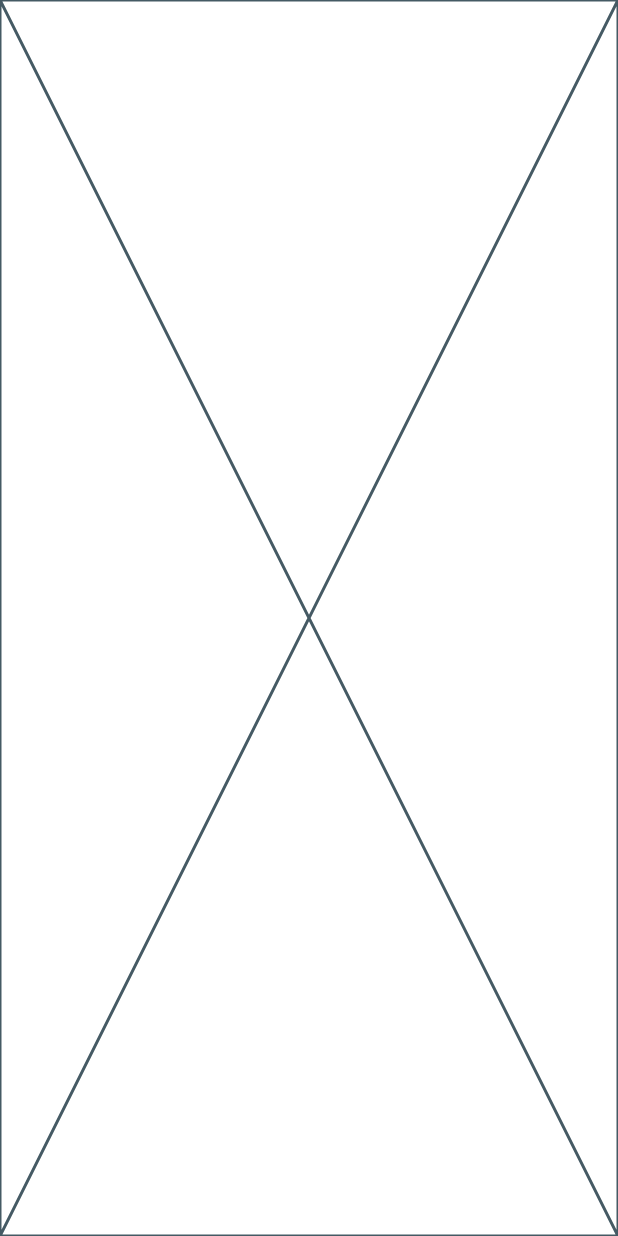
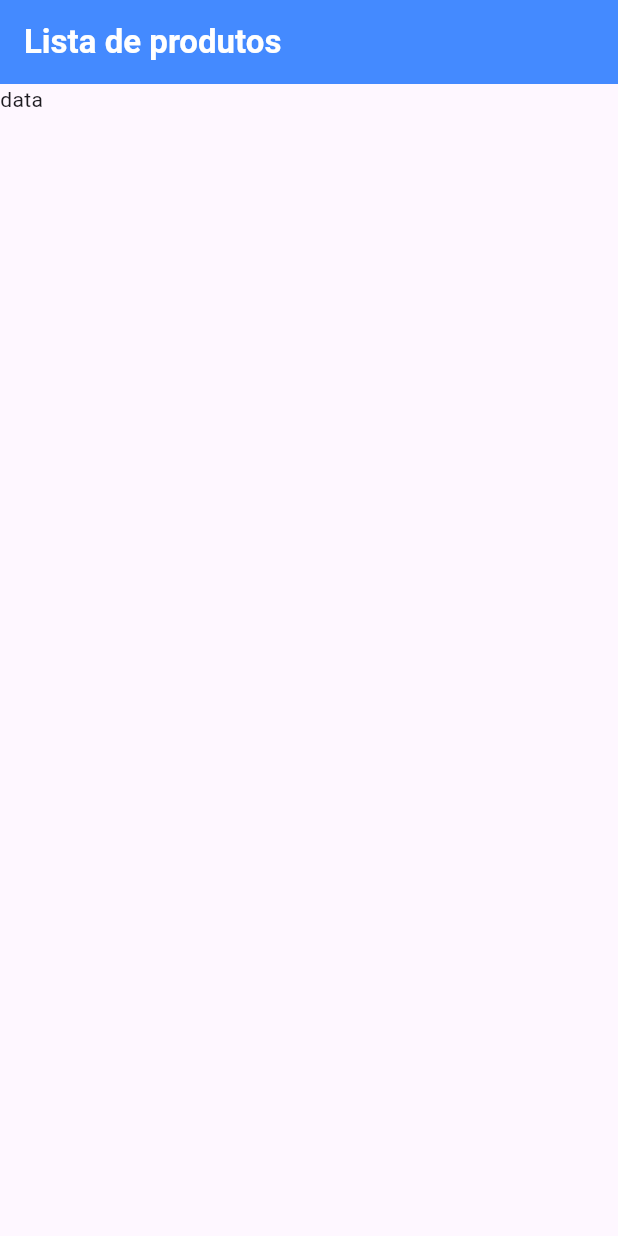
Before and after one commit to Miguel-Luis-1/ArmazemProjectF, a Flutter app: the screen it shows after launch, on a phone screen of 412 x 824 dp. Run offline on Flutter 3.47's test engine with Material 3 defaults, Android fonts, the phone set to English and light mode, and no system bars.

Commit message:
Ajustes no main
* Ajustes no código do main;
* Criação de uma pequena base.

```diff
--- a/lib/app/home/homePage.dart
+++ b/lib/app/home/homePage.dart
@@ -10,6 +10,22 @@ class HomePage extends StatefulWidget {
 class _HomePageState extends State<HomePage> {
   @override
   Widget build(BuildContext context) {
-    return const Placeholder();
+     return Scaffold(
+      appBar: AppBar(
+        backgroundColor: Colors.blueAccent,
+        title: const Text('Lista de produtos',
+        style: TextStyle(
+          color: Colors.white,
+          fontWeight: FontWeight.bold,
+        ),
+        textDirection: TextDirection.ltr
+        ),
+      ),
+      body: const Column(
+        children:[
+          Text('data',),
+        ]
+      ),
+    );
   }
 }
--- a/lib/main.dart
+++ b/lib/main.dart
@@ -2,5 +2,21 @@
 import 'package:flutter/material.dart';
 
 void main() {
-  runApp(const HomePage());
+  runApp(const MyApp());
 }
+class MyApp extends StatelessWidget {
+  const MyApp({super.key});
+
+  @override
+  Widget build(BuildContext context) {
+    return MaterialApp(
+      title: 'Notícias',
+      theme: ThemeData(
+        primarySwatch: Colors.blueGrey,
+      ),
+      home: const HomePage(),
+      debugShowCheckedModeBanner: false,
+
+    );
+  }
+}
```
Also changed, not shown: 1 other file.
